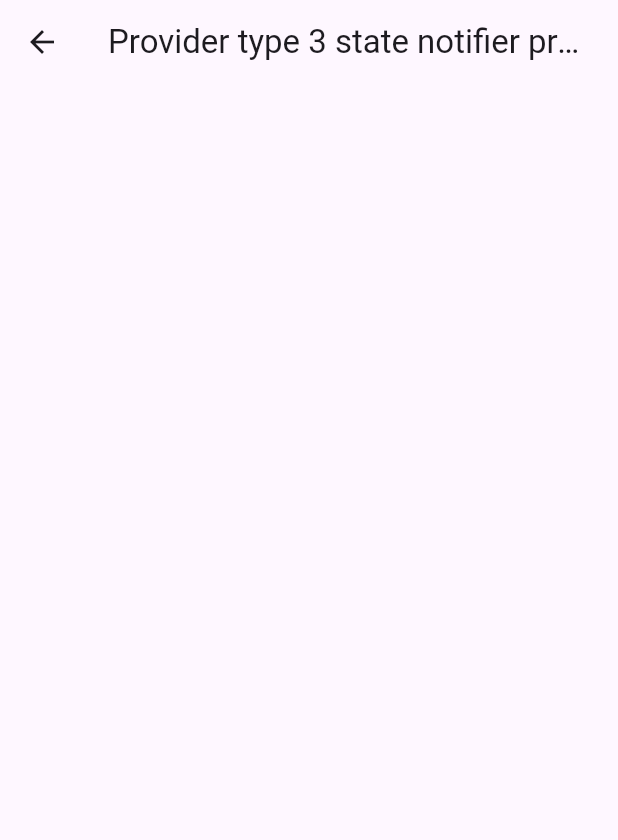
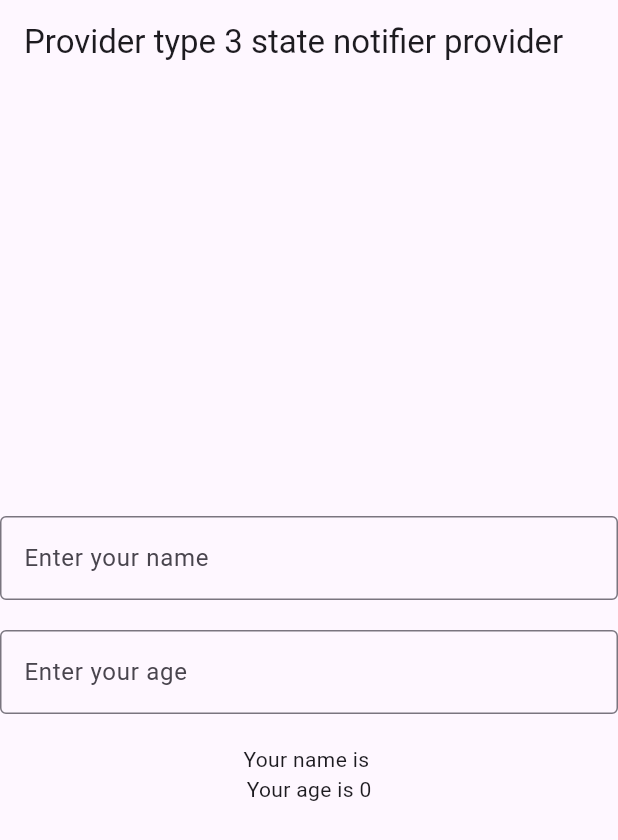
Before and after one commit to fahad-islam1/flutter-riverpod, a Flutter app: the StateNotifierProviderScreen screen opened directly, on a phone screen of 412 x 824 dp. Shown: the top 840 px of the screen. Run offline on Flutter 3.47's test engine with Material 3 defaults, Android fonts, the phone set to English and light mode, and no system bars; our stand-ins replace flutter_riverpod.

Commit message:
state notiifier  provider

```diff
--- a/lib/provider/state_notifier_provider_screen.dart
+++ b/lib/provider/state_notifier_provider_screen.dart
@@ -1,5 +1,6 @@
 import 'package:flutter/material.dart';
 import 'package:flutter_riverpod/flutter_riverpod.dart';
+import 'package:riverpod_practice_project/main.dart';
 
 class StateNotifierProviderScreen extends ConsumerStatefulWidget {
   const StateNotifierProviderScreen({super.key});
@@ -10,8 +11,18 @@
 
 class _StateNotifierProviderScreenState extends ConsumerState<StateNotifierProviderScreen> {
 
+  updateUSerName(namevalue){
+    ref.read(userProvider.notifier).updateName(namevalue);
+  }
+
+  updateUSerAge(age){
+    ref.read(userProvider.notifier).updateAge(int.parse(age));
+  }
+
   @override
   Widget build(BuildContext context) {
+    final user=ref.watch(userProvider);
+    print('widget rebuild ');
     return Scaffold(
       appBar: AppBar(title: Text("Provider type 3 state notifier provider "),),
       body: Center(
@@ -19,6 +30,33 @@
           crossAxisAlignment: CrossAxisAlignment.center,
           mainAxisAlignment: MainAxisAlignment.center,
           children: [
+            TextField(
+              decoration: InputDecoration(
+                labelText: "Enter your name",
+                border: OutlineInputBorder(),
+
+              ),
+              onChanged: (value) {
+                updateUSerName(value);
+              },
+            ),
+            SizedBox(height: 20),
+            TextField(
+              decoration: InputDecoration(
+                labelText: "Enter your age",
+                border: OutlineInputBorder(),
+
+              ),
+              onChanged: (value) {
+                updateUSerAge(value);
+              },
+            ),
+
+            SizedBox(
+              height: 20,
+            ),
+            Text("Your name is ${user.name}"),
+            Text("Your age is ${user.age}"),
 
           ],
         ),
--- /dev/null
+++ b/lib/provider/user_state_notifier_provider.dart
@@ -0,0 +1,16 @@
+ import 'package:flutter_riverpod/flutter_riverpod.dart';
+import 'package:riverpod_practice_project/user_model.dart';
+
+class UserStateNotifier extends StateNotifier<User> {
+  UserStateNotifier(): super(
+    User(name: "", age: 0)
+  );
+
+void updateName(String n ){
+  state=state.copyWith(name: n);
+}
+void updateAge(int a ){
+  state=state.copyWith(age: a);
+}
+
+}
--- a/lib/user_model.dart
+++ b/lib/user_model.dart
@@ -1,7 +1,13 @@
-class  UserModel {
-  final String name ;
-  final int age ;
+class User {
+  final String name;
+  final int age;
 
-  UserModel(this.name, this.age);
+  User({required this.name, required this.age});
 
+  User copyWith({String? name, int? age}) {
+    return User(
+      name: name ?? this.name,
+      age: age ?? this.age,
+    );
+  }
 }
```
Also changed, not shown: lib/main.dart (+8 -1 lines).
